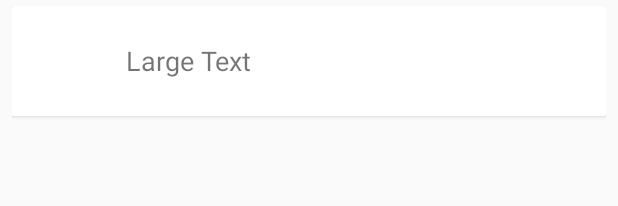
After one commit to ankurshukla03/Plinth_2, an Android app: the layout item_list.xml on its own in the app's theme, with its tools: preview values and no code run, on a phone screen of 412 x 824 dp. The commit adds this screen. Shown: the top 206 px of the screen. Run offline under Robolectric (Android 15) with nearby library versions, the phone set to English and light mode, and no system bars.

Commit message:
Schedules Updated

```diff
--- a/app/build.gradle
+++ b/app/build.gradle
@@ -8,7 +8,7 @@ android {
         applicationId "lnmiit.madclub.plinth"
         minSdkVersion 14
         targetSdkVersion 23
-        versionCode 2
+        versionCode 3
         versionName "1.0.0"
     }
     buildTypes {
--- a/app/src/main/AndroidManifest.xml
+++ b/app/src/main/AndroidManifest.xml
@@ -45,7 +45,6 @@
             android:name=".Activity.Talks"
             android:screenOrientation="portrait"
             android:theme="@style/AppTheme2" />
-        <activity android:name=".Activity.ListSchedules"></activity>
     </application>
 
 </manifest>
--- a/app/src/main/java/lnmiit/madclub/plinth/Adapter/ScheduleAdapter.java
+++ b/app/src/main/java/lnmiit/madclub/plinth/Adapter/ScheduleAdapter.java
@@ -1,6 +1,7 @@
 package lnmiit.madclub.plinth.Adapter;
 
 import android.content.Context;
+import android.graphics.Color;
 import android.support.v7.widget.RecyclerView;
 import android.view.LayoutInflater;
 import android.view.View;
@@ -35,7 +36,7 @@ public class ScheduleAdapter extends RecyclerView.Adapter<ScheduleAdapter.ViewHo
     public void onBindViewHolder(ScheduleAdapter.ViewHolder holder, int position) {
         String temp = day.get(position);
         holder.name.setText(temp);
-
+        holder.name.setTextColor(Color.parseColor("#000000"));
     }
 
     @Override
--- a/app/src/main/res/layout/fragment_home.xml
+++ b/app/src/main/res/layout/fragment_home.xml
@@ -3,6 +3,7 @@
     android:id="@+id/shadow"
     android:layout_width="match_parent"
     android:layout_height="match_parent"
+    android:background="@color/lightgrey"
     android:foreground="@drawable/header_shadow">
 
     <android.support.v7.widget.RecyclerView
@@ -10,6 +11,7 @@
         android:layout_width="match_parent"
         android:layout_height="match_parent"
         android:layout_marginBottom="2dp"
+        android:layout_marginTop="4dp"
         />
 
 </FrameLayout>
--- /dev/null
+++ b/app/src/main/res/layout/item_list.xml
@@ -0,0 +1,53 @@
+<?xml version="1.0" encoding="utf-8"?>
+<LinearLayout xmlns:android="http://schemas.android.com/apk/res/android"
+    xmlns:card_view="http://schemas.android.com/apk/res-auto"
+    android:layout_width="match_parent"
+    android:layout_height="match_parent"
+    android:layout_marginLeft="8dp"
+    android:layout_marginRight="8dp"
+    android:layout_marginTop="4dp"
+    android:orientation="vertical">
+
+    <android.support.v7.widget.CardView xmlns:card_view="http://schemas.android.com/apk/res-auto"
+        android:layout_width="match_parent"
+        android:layout_height="wrap_content"
+        android:clickable="true"
+        android:foreground="?attr/selectableItemBackground"
+        card_view:cardBackgroundColor="@color/white"
+        card_view:cardCornerRadius="1dp">
+
+        <RelativeLayout
+            android:layout_width="match_parent"
+            android:layout_height="match_parent"
+            android:layout_gravity="center"
+            android:layout_margin="12dp">
+
+            <lnmiit.madclub.plinth.Widget.CircularImageView
+                android:id="@+id/imageView1"
+                android:layout_width="48dp"
+                android:layout_height="48dp"
+                android:layout_alignParentLeft="true"
+                android:layout_centerVertical="true" />
+
+            <TextView
+                android:id="@+id/textView1"
+                android:layout_width="wrap_content"
+                android:layout_height="wrap_content"
+                android:text="Large Text"
+                android:textSize="18dp"
+                android:layout_marginLeft="16dp"
+                android:layout_marginRight="16dp"
+                android:singleLine="true"
+                android:ellipsize="end"
+                android:layout_centerVertical="true"
+                android:layout_toRightOf="@+id/imageView1"
+                android:layout_toEndOf="@+id/imageView1" />
+        </RelativeLayout>
+    </android.support.v7.widget.CardView>
+
+    <TextView
+        android:layout_width="match_parent"
+        android:layout_height="10dp" />
+
+
+</LinearLayout>
```
Also changed, not shown: app/src/main/java/lnmiit/madclub/plinth/Activity/ListSchedules.java (deleted, +0 -135 lines), app/src/main/java/lnmiit/madclub/plinth/NavigationDrawerFragment/Schedule.java (+18 -9 lines), app/src/main/res/layout/activity_list_schedules.xml (deleted, +0 -18 lines).
